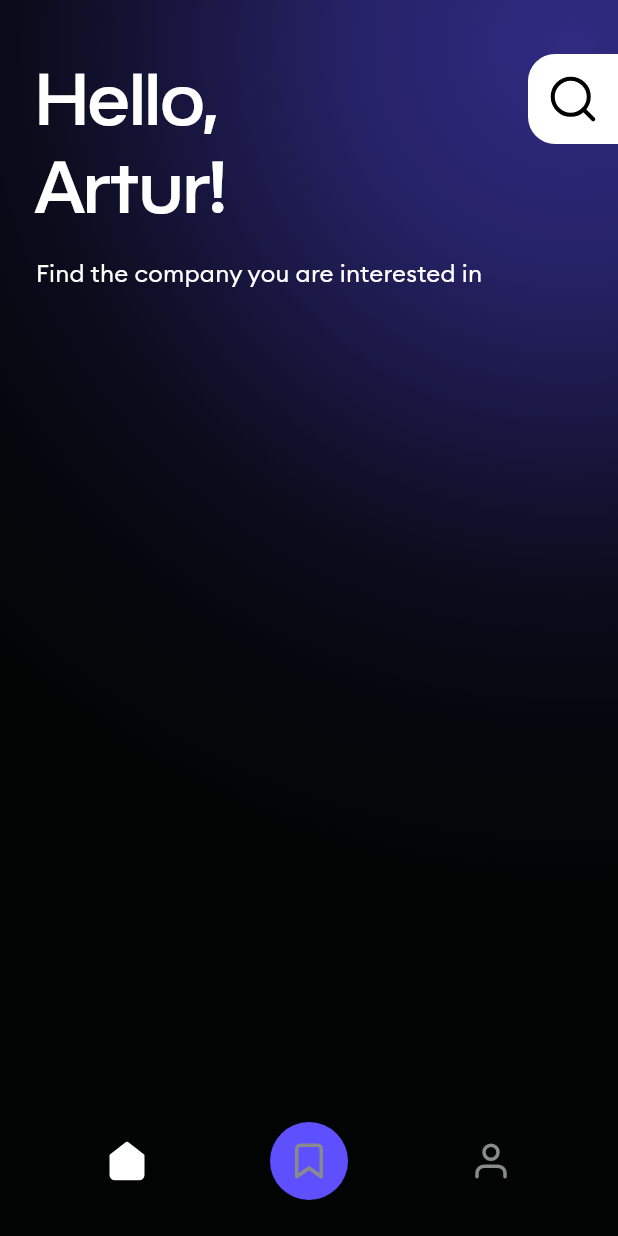
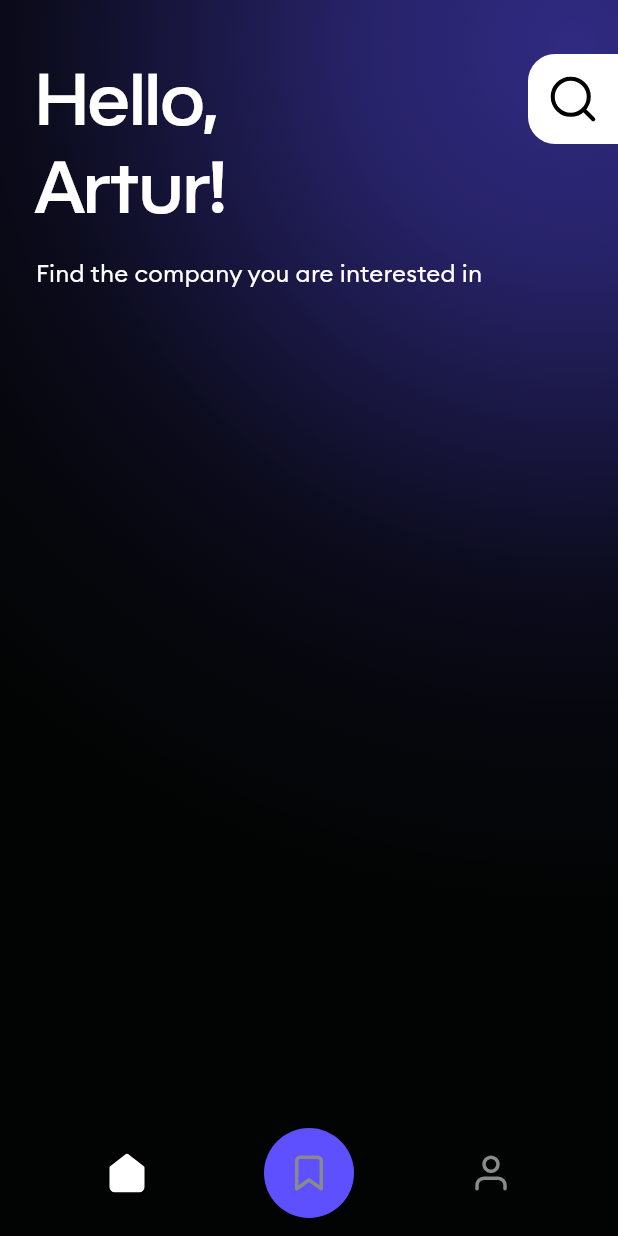
Before and after one commit to Artur-Wisniewski/company_insight, a Flutter app: the screen it shows after launch, on a phone screen of 412 x 824 dp. Run offline on Flutter 3.47's test engine with Material 3 defaults, Android fonts, the phone set to English and light mode, and no system bars; our stand-ins replace bloc, equatable, flutter_bloc, flutter_svg, gap, go_router.

Commit message:
Refactor routes

```diff
--- a/lib/core/styles/paddings.dart
+++ b/lib/core/styles/paddings.dart
@@ -7,7 +7,9 @@ class Paddings {
   static const double large = 24.0;
   static const double extraLarge = 36.0;
 
+  static const EdgeInsets extraSmallAll = EdgeInsets.all(extraSmall);
   static const EdgeInsets smallAll = EdgeInsets.all(small);
+  static const EdgeInsets mediumAll = EdgeInsets.all(medium);
   static const EdgeInsets largeAll = EdgeInsets.all(large);
   static const EdgeInsets extraLargeVertical = EdgeInsets.symmetric(vertical: extraLarge);
   static const EdgeInsets largeHorizontal = EdgeInsets.symmetric(horizontal: large);
--- a/lib/core/widgets/app_bottom_navigation_bar/widgets/app_bottom_navigation_bar.dart
+++ b/lib/core/widgets/app_bottom_navigation_bar/widgets/app_bottom_navigation_bar.dart
@@ -39,7 +39,7 @@ class AppBottomNavigationBar extends StatelessWidget {
               children: [
                 IconButton(
                   onPressed: () => _onHomePressed(context, state),
-                  padding: Paddings.largeAll,
+                  padding: Paddings.mediumAll,
                   icon: AnimatedBottomBarIcon(
                     isSelected: state.currentItem == BottomBarItems.home,
                     outlineIcon: SvgAssets.homeOutline,
@@ -48,9 +48,9 @@ class AppBottomNavigationBar extends StatelessWidget {
                 ),
                 IconButton(
                   onPressed: () => _onFavoriteCompaniesPressed(context, state),
-                  padding: Paddings.smallAll,
+                  padding: EdgeInsets.zero,
                   icon: Container(
-                    padding: Paddings.smallAll,
+                    padding: Paddings.mediumAll,
                     decoration: BoxDecoration(
                       color: Theme.of(context).colorScheme.primary,
                       shape: BoxShape.circle,
@@ -64,7 +64,7 @@ class AppBottomNavigationBar extends StatelessWidget {
                 ),
                 IconButton(
                   onPressed: () {},
-                  padding: Paddings.largeAll,
+                  padding: Paddings.mediumAll,
                   icon: AnimatedBottomBarIcon(
                     isSelected: state.currentItem == BottomBarItems.profile,
                     outlineIcon: SvgAssets.profileOutline,
--- /dev/null
+++ b/lib/core/widgets/app_bottom_navigation_bar/widgets/scaffold_with_bottom_bar.dart
@@ -0,0 +1,17 @@
+import 'package:company_insight_app/core/widgets/app_bottom_navigation_bar/widgets/app_bottom_navigation_bar.dart';
+import 'package:flutter/material.dart';
+
+class ScaffoldWithBottomBar extends StatelessWidget {
+  const ScaffoldWithBottomBar({super.key, required this.child});
+
+  final Widget child;
+
+  @override
+  Widget build(BuildContext context) {
+    return Scaffold(
+      body: child,
+      extendBody: true,
+      bottomNavigationBar: const AppBottomNavigationBar(),
+    );
+  }
+}
--- a/lib/core/widgets/search_bar.dart
+++ b/lib/core/widgets/search_bar.dart
@@ -1,7 +1,9 @@
 import 'package:company_insight_app/core/constants/assets.dart';
+import 'package:company_insight_app/setup/router.dart';
 import 'package:flutter/material.dart';
 import 'package:flutter_svg/flutter_svg.dart';
 import 'package:company_insight_app/core/styles/styles.dart';
+import 'package:go_router/go_router.dart';
 
 class AppSearchBar extends StatefulWidget {
   const AppSearchBar({super.key});
@@ -15,7 +17,11 @@ class _AppSearchBarState extends State<AppSearchBar> {
 
   @override
   Widget build(BuildContext context) {
-    return Container(
+    return GestureDetector(
+      onTap: () async  {
+        await context.push(RoutesPaths.searchCompanies);
+      },
+      child: Container(
         height: containerSize,
         width: containerSize,
         decoration: BoxDecoration(
@@ -33,6 +39,7 @@ class _AppSearchBarState extends State<AppSearchBar> {
             ),
           ),
         ),
+      ),
     );
   }
 }
--- a/lib/setup/router.dart
+++ b/lib/setup/router.dart
@@ -1,24 +1,23 @@
-import 'package:company_insight_app/core/widgets/app_bottom_navigation_bar/widgets/app_bottom_navigation_bar.dart';
+import 'package:company_insight_app/core/widgets/app_bottom_navigation_bar/widgets/scaffold_with_bottom_bar.dart';
 import 'package:company_insight_app/features/home/presentation/pages/home_screen.dart';
+import 'package:company_insight_app/features/search_companies/presentation/pages/search_companies_view.dart';
 import 'package:flutter/material.dart';
 import 'package:go_router/go_router.dart';
 
 class RoutesPaths {
   static const home = '/';
-  static const search = '/search';
-  static const favoriteCompanies = '/favoriteCompanies';
-  static const companyDetails = '/companyDetails';
+  static const searchCompanies = '/search-companies';
+  static const favoriteCompanies = '/favorite-companies';
+  static const companyDetails = '/company-details';
 }
 
-final router = GoRouter(routes: [
+final router = GoRouter(
+  initialLocation: RoutesPaths.home,
+  routes: [
     ShellRoute(
       pageBuilder: (BuildContext context, GoRouterState state, Widget child) => NoTransitionPage<void>(
         key: state.pageKey,
-      child: Scaffold(
-        body: child,
-        extendBody: true,
-        bottomNavigationBar: const AppBottomNavigationBar(),
-      ),
+        child: ScaffoldWithBottomBar(child: child),
       ),
       routes: [
         GoRoute(
@@ -38,10 +37,10 @@ final router = GoRouter(routes: [
       ],
     ),
     GoRoute(
-    path: RoutesPaths.search,
+      path: RoutesPaths.searchCompanies,
       pageBuilder: (context, state) => NoTransitionPage<void>(
         key: state.pageKey,
-      child: const SizedBox(),
+        child: const SearchCompaniesView(),
       ),
     ),
     GoRoute(
@@ -51,4 +50,5 @@ final router = GoRouter(routes: [
         child: const SizedBox(),
       ),
     ),
-]);
+  ],
+);
--- a/pubspec.yaml
+++ b/pubspec.yaml
@@ -15,7 +15,7 @@ dependencies:
     sdk: flutter
 
   cupertino_icons: ^1.0.2
-  go_router: ^12.1.1
+  go_router: ^13.2.2
   flutter_bloc: ^8.1.3
   dio: ^5.4.0
   injectable: ^2.3.2
```
Also changed, not shown: lib/features/search_companies/presentation/pages/search_companies_view.dart (added, +23 -0 lines), pubspec.lock. Lines whose indentation alone changed are shown as unchanged.
